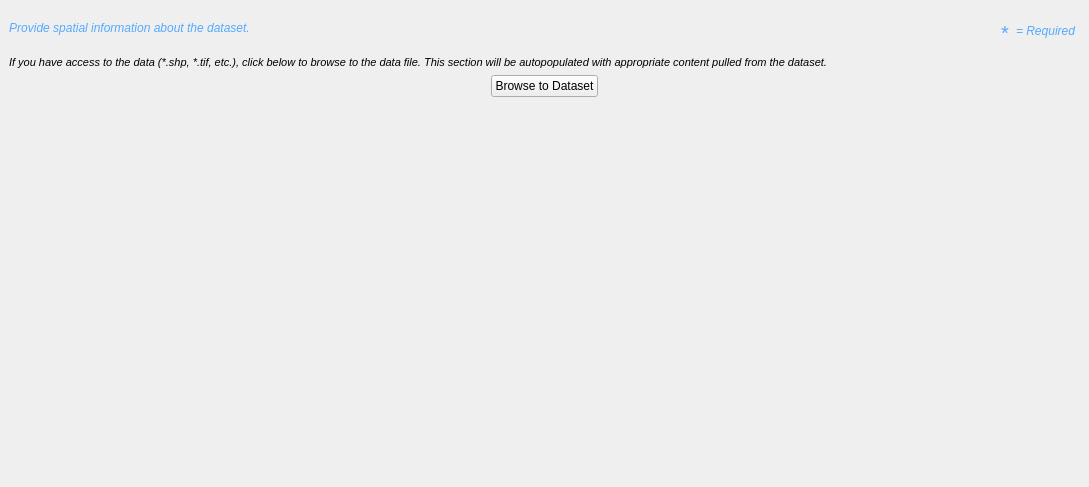
Above: pymdwizard/gui/ui_files/Spatial_tab.ui from DOI-USGS/fort-pymdwizard before the change. Below: the same form after it.
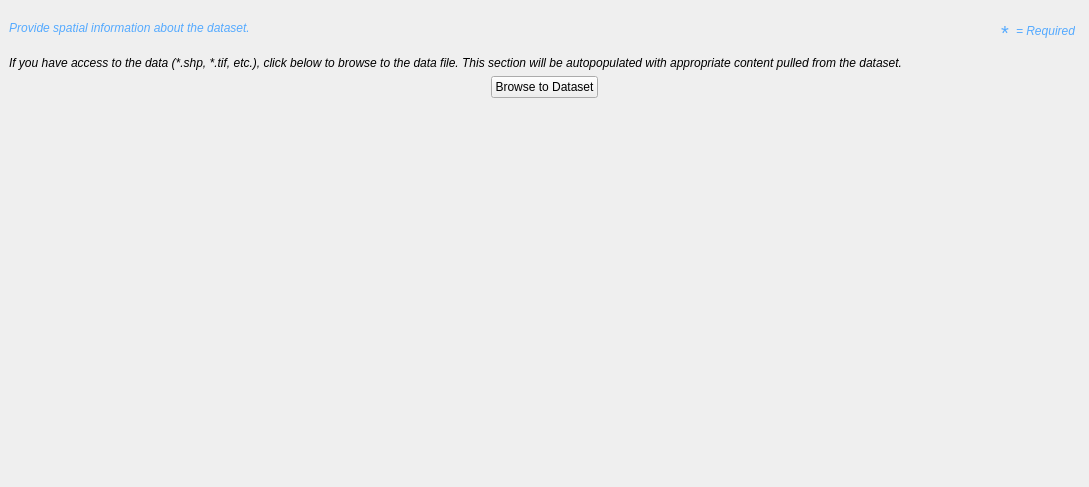
That is the form after the change.

Commit message: Let fixed-size hint and header text follow the Font Size setting

Diff of the .ui file:
```diff
--- a/pymdwizard/gui/ui_files/Spatial_tab.ui
+++ b/pymdwizard/gui/ui_files/Spatial_tab.ui
@@ -240,7 +240,7 @@
         <item>
          <widget class="QLabel" name="label">
           <property name="styleSheet">
-           <string notr="true">font: italic 8pt;</string>
+           <string notr="true">font: italic;</string>
           </property>
           <property name="text">
            <string>If you have access to the data (*.shp, *.tif, etc.), click below to browse to the data file. This section will be autopopulated with appropriate content pulled from the dataset.</string>
```
Left out of the diff: 2 changed lines with no effect on the pictures. The commit also changes 11 other files.
